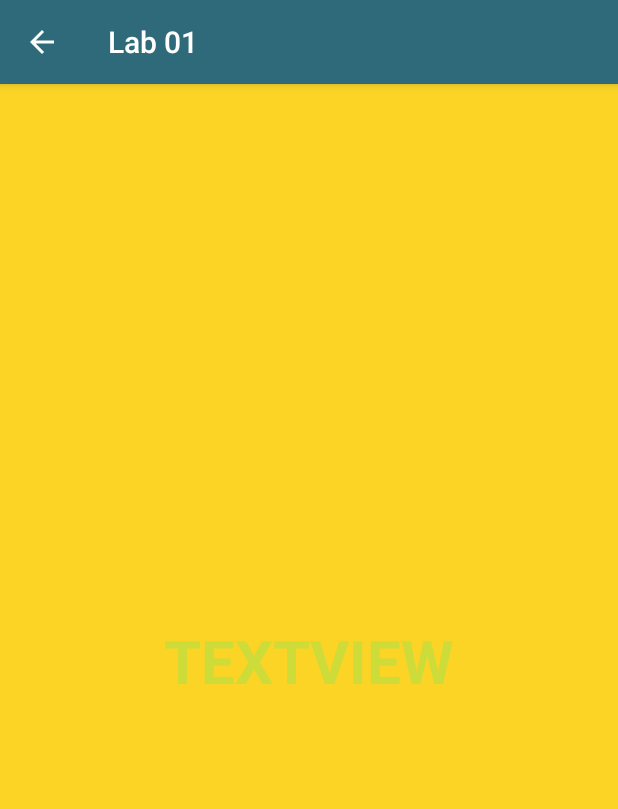
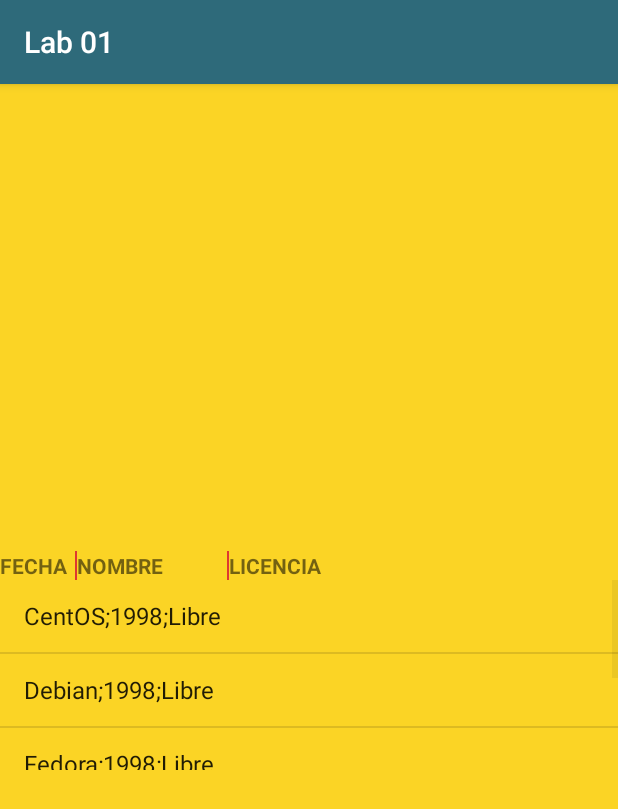
Before and after one commit to grisone/lab01, an Android app: the SegundaPantalla screen opened directly, with no data from a screen before it, on a phone screen of 412 x 824 dp. Shown: the top 809 px of the screen. Run offline under Robolectric (Android 15) with nearby library versions, the phone set to English and light mode, and no system bars.

Commit message:
primer avance tarea 04

```diff
--- a/app/src/main/AndroidManifest.xml
+++ b/app/src/main/AndroidManifest.xml
@@ -17,7 +17,7 @@
             </intent-filter>
         </activity>
         <activity android:name=".SegundaPantalla"></activity>
-        <activity android:name=".AboutActivity"></activity>
+        <activity android:name=".DetalleActivity"></activity>
     </application>
 
 </manifest>
--- a/app/src/main/java/com/example/testaplication/SegundaPantalla.java
+++ b/app/src/main/java/com/example/testaplication/SegundaPantalla.java
@@ -1,47 +1,90 @@
 package com.example.testaplication;
-import androidx.annotation.NonNull;
 import androidx.appcompat.app.AppCompatActivity;
 
+import android.content.Context;
+import android.content.Intent;
 import android.os.Bundle;
-import android.view.Menu;
-import android.view.MenuItem;
+import android.view.View;
+import android.widget.AdapterView;
+import android.widget.ArrayAdapter;
+import android.widget.ListView;
 import android.widget.TextView;
 import android.widget.Toast;
 
+import org.json.JSONArray;
+import org.json.JSONException;
+import org.json.JSONObject;
+
+import java.util.ArrayList;
+
 public class SegundaPantalla extends AppCompatActivity {
 
-    String texto;
-    TextView txt;
+
+    ListView lvelementos;
+    String distros = "{\"Distros\":[{\"Nombre\":\"CentOS\",\"Fecha\":\"1998\",\"Licencia\":\"Libre\"}," +
+            "{\"Nombre\":\"Debian\",\"Fecha\":\"1998\",\"Licencia\":\"Libre\"}," +
+            "{\"Nombre\":\"Fedora\",\"Fecha\":\"1998\",\"Licencia\":\"Libre\"}," +
+            "{\"Nombre\":\"LinuxMint\",\"Fecha\":\"1998\",\"Licencia\":\"Libre\"}," +
+            "{\"Nombre\":\"Ubuntu\",\"Fecha\":\"1998\",\"Licencia\":\"Libre\"}]}";
 
     @Override
     protected void onCreate(Bundle savedInstanceState) {
         super.onCreate(savedInstanceState);
         setContentView(R.layout.activity_segunda_pantalla);
 
-        getSupportActionBar().setDisplayHomeAsUpEnabled(true);
+         lvelementos = (ListView)  findViewById(R.id.lvdistrosSP);
 
-        texto = getIntent().getStringExtra("Texto");
-        txt = (TextView) findViewById(R.id.txtSP);
-        txt.setText(texto.toUpperCase());
+
+        try {
+            cargarLista();
+        } catch (JSONException e) {
+            e.printStackTrace();
+        }
+
     }
 
-    @Override
-    public boolean onCreateOptionsMenu(Menu menu) {
-        // getMenuInflater().inflate(R.menu.main, menu);
-        // return true;
-        // original
-        return super.onCreateOptionsMenu(menu);
+    //metodos
+    private void cargarLista() throws JSONException {
+        Context contexto = getApplicationContext();
+        ArrayList<String> listaDistros = new ArrayList<>();
+        JSONObject objetoJSON = new JSONObject(distros);
+        JSONArray arrayJSON = objetoJSON.getJSONArray("Distros");
+        for( int i = 0; i < arrayJSON.length(); i++){
+            try {
+                JSONObject json = arrayJSON.getJSONObject(i);
+                //SE OBTiENE EL DATO Y SE GUARDA EN LA LISTA.
+                listaDistros.add(json.getString("Nombre") + ";" + json.getString("Fecha")
+                        + ";" + json.getString("Licencia"));
+            } catch (JSONException e) {
+                e.printStackTrace();
+            }
+
+        }
+
+
+        ArrayAdapter<String> adapter = new ArrayAdapter<String>(this,android.R.layout.simple_list_item_1, listaDistros);
+        lvelementos.setAdapter(adapter);
+        capturarFila(listaDistros);
+
     }
 
-    @Override
-    public boolean onOptionsItemSelected(@NonNull MenuItem item) {
-        int opcion = item.getItemId();
-        switch (opcion){
-            case R.id.home:
-            case android.R.id.home:
-                onBackPressed();
-                break;
-        }
-        return super.onOptionsItemSelected(item);
+
+    public void capturarFila(final ArrayList<String > filas){
+        lvelementos.setOnItemClickListener(new AdapterView.OnItemClickListener() {
+
+            @Override
+            public void onItemClick(AdapterView<?> parent, View view, int position, long id) {
+                final Context contexto = getApplicationContext();
+                String fila = String.valueOf(lvelementos.getItemAtPosition(position));
+                Toast.makeText(contexto, "fila :"+ fila, Toast.LENGTH_LONG ).show();
+
+                Intent intent = new Intent(view.getContext(), DetalleActivity.class);
+                intent.putExtra("Fila", fila);
+                //startActivity(intent);
+                startActivityForResult(intent, 0);
+            }
+        });
+
     }
+
 }
--- a/app/src/main/res/layout/activity_main.xml
+++ b/app/src/main/res/layout/activity_main.xml
@@ -49,7 +49,7 @@
             android:layout_width="match_parent"
             android:layout_height="wrap_content"
             android:background="@color/colorBoton"
-            android:onClick="cambiarPantalla"
+            android:onClick="capturarTexto"
             android:text="@string/boton"
             android:textColor="@color/colorLetra"
             android:textSize="20sp"
--- a/app/src/main/res/layout/activity_segunda_pantalla.xml
+++ b/app/src/main/res/layout/activity_segunda_pantalla.xml
@@ -9,22 +9,58 @@
 
     <LinearLayout
         android:layout_width="wrap_content"
-        android:layout_height="wrap_content"
+        android:layout_height="146dp"
         android:orientation="vertical"
         app:layout_constraintBottom_toBottomOf="parent"
         app:layout_constraintEnd_toEndOf="parent"
         app:layout_constraintStart_toStartOf="parent"
         app:layout_constraintTop_toTopOf="parent">
 
+    <TableRow
+        android:layout_width="match_parent"
+        android:layout_height="wrap_content" >
+
         <TextView
-            android:id="@+id/txtSP"
-            android:layout_width="wrap_content"
+            android:id="@+id/txtFecha"
+            android:layout_width="50dp"
             android:layout_height="wrap_content"
-            android:layout_gravity="center"
-            android:text="@string/textView"
-            android:textSize="40sp"
-            android:textColor="@color/colorLetra"
-            android:textStyle="bold" />
+            android:text="FECHA"
+            android:textStyle="bold"/>
+
+        <View
+            android:id="@+id/linea"
+            android:layout_width="1dp"
+            android:layout_height="match_parent"
+            android:background="@color/colorPrimaryDark" />
+
+        <TextView
+            android:id="@+id/txtNombre"
+            android:layout_width="100dp"
+            android:layout_height="wrap_content"
+            android:text="NOMBRE"
+            android:textStyle="bold"/>
+
+        <View
+            android:id="@+id/linea2"
+            android:layout_width="1dp"
+            android:layout_height="match_parent"
+            android:background="@color/colorPrimaryDark" />
+
+        <TextView
+            android:id="@+id/txtLicencia"
+            android:layout_width="100dp"
+            android:layout_height="wrap_content"
+            android:text="LICENCIA"
+            android:textStyle="bold"/>
+    </TableRow>
+
+    <ListView
+        android:id="@+id/lvdistrosSP"
+        android:layout_width="match_parent"
+        android:layout_height="wrap_content"
+        app:layout_constraintBottom_toBottomOf="parent"
+        app:layout_constraintEnd_toEndOf="parent"
+        app:layout_constraintStart_toStartOf="parent"
+        app:layout_constraintTop_toTopOf="parent"  />
     </LinearLayout>
-
 </androidx.constraintlayout.widget.ConstraintLayout>
--- a/app/src/main/res/values/colors.xml
+++ b/app/src/main/res/values/colors.xml
@@ -6,6 +6,7 @@
 
     <color name="colorFondo">#17609A</color>
     <color name="colorLetra">#CDDC39</color>
+
     <color name="colorBoton">#8B8C82</color>
 
     <!-- Propuesta -->
```
Also changed, not shown: app/src/main/java/com/example/testaplication/DetalleActivity.java (renamed from app/src/main/java/com/example/testaplication/AboutActivity.java, +18 -6 lines), app/src/main/java/com/example/testaplication/MainActivity.java (+32 -0 lines), app/src/main/res/layout/activity_acerca_de.xml (deleted, +0 -62 lines), app/src/main/res/layout/activity_detalle.xml (added, +70 -0 lines).
